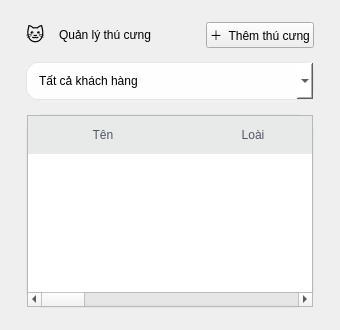
thaieaut-engineer/LTUD_Python_Nhom_18, file ui/pets.ui: the form before one commit.
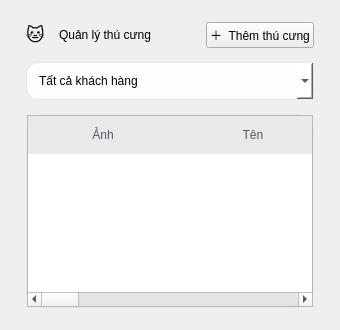
The form after the commit.

The edit to the form file:
```diff
--- a/ui/pets.ui
+++ b/ui/pets.ui
@@ -109,11 +109,16 @@
       <item>
        <widget class="QTableWidget" name="petsTable">
         <property name="columnCount">
-         <number>6</number>
+         <number>7</number>
         </property>
         <attribute name="horizontalHeaderDefaultSectionSize">
          <number>150</number>
         </attribute>
+        <column>
+         <property name="text">
+          <string>Ảnh</string>
+         </property>
+        </column>
         <column>
          <property name="text">
           <string>Tên</string>
```
